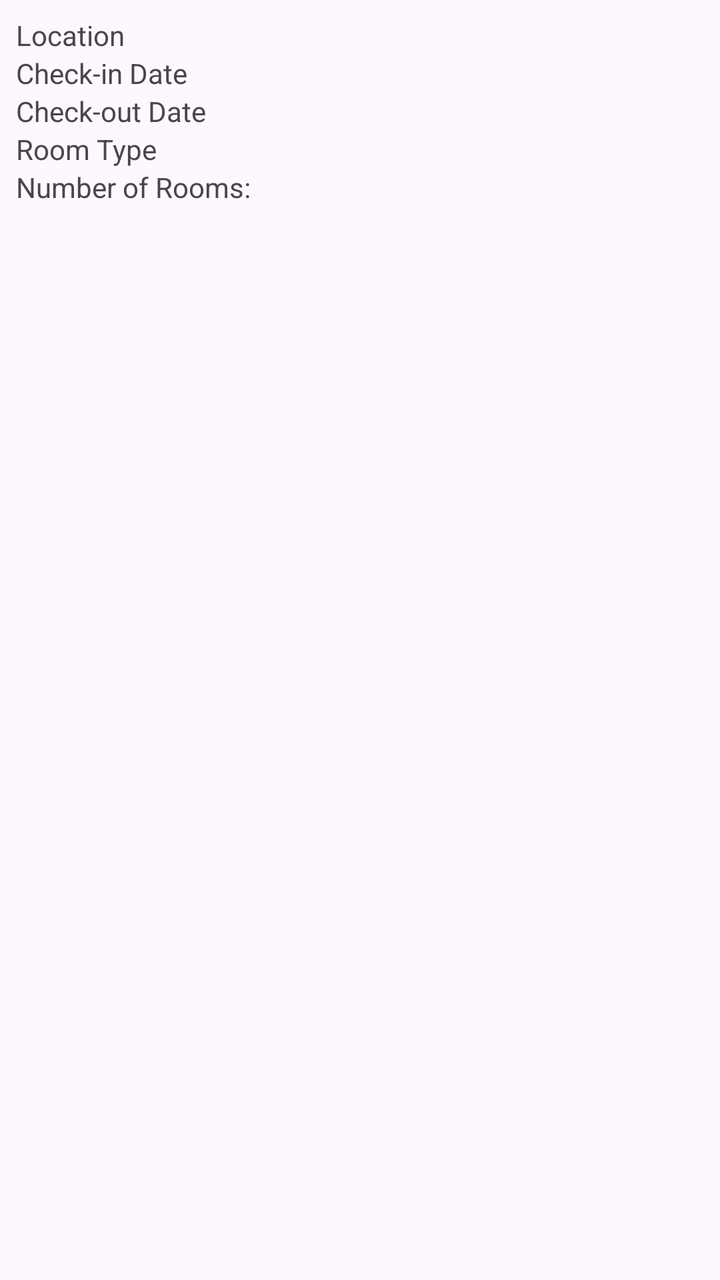
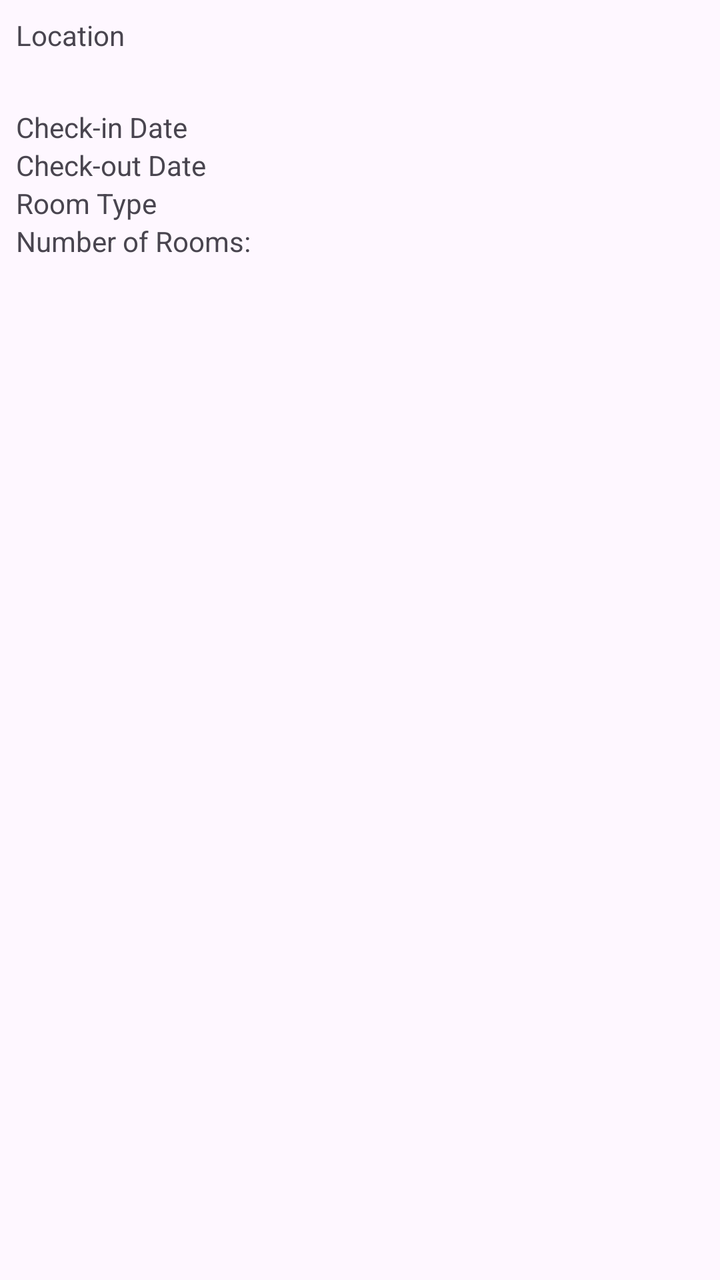

Two renders of the same Android screen: before a commit and after it. Below are the layout's source before the change and the commit's diff.
<!-- AndroidManifest.xml: application theme Theme.SprintProject -->
<!-- res/layout/accommodation_item.xml -->
<?xml version="1.0" encoding="utf-8"?>
<LinearLayout xmlns:android="http://schemas.android.com/apk/res/android"
    android:layout_width="match_parent"
    android:layout_height="wrap_content"
    android:orientation="vertical"
    android:padding="8dp">

    <TextView
        android:id="@+id/locationTextView"
        android:layout_width="wrap_content"
        android:layout_height="wrap_content"
        android:text="Location" />

    <TextView
        android:id="@+id/checkInTextView"
        android:layout_width="wrap_content"
        android:layout_height="wrap_content"
        android:text="Check-in Date" />

    <TextView
        android:id="@+id/checkOutTextView"
        android:layout_width="wrap_content"
        android:layout_height="wrap_content"
        android:text="Check-out Date" />

    <TextView
        android:id="@+id/roomTypeTextView"
        android:layout_width="wrap_content"
        android:layout_height="wrap_content"
        android:text="Room Type" />

    <TextView
        android:id="@+id/numberOfRoomsTextView"
        android:layout_width="wrap_content"
        android:layout_height="wrap_content"
        android:text="Number of Rooms: "
        android:textSize="14sp"/>

</LinearLayout>
<!-- resources referenced by this layout -->
<resources>
  <style name="Theme.SprintProject" parent="Base.Theme.SprintProject" />
  <style name="Base.Theme.SprintProject" parent="Theme.Material3.DayNight.NoActionBar">
          
          
      </style>
</resources>

<!-- the commit's change to res/layout/accommodation_item.xml (unified diff, before → after) -->
@@ -10,6 +10,13 @@
         android:layout_width="wrap_content"
         android:layout_height="wrap_content"
         android:text="Location" />
+
+    <TextView
+        android:id="@+id/statusTextView"
+        android:layout_width="wrap_content"
+        android:layout_height="wrap_content"
+        android:textSize="14sp"
+        android:padding="4dp" />
 
     <TextView
         android:id="@+id/checkInTextView"
